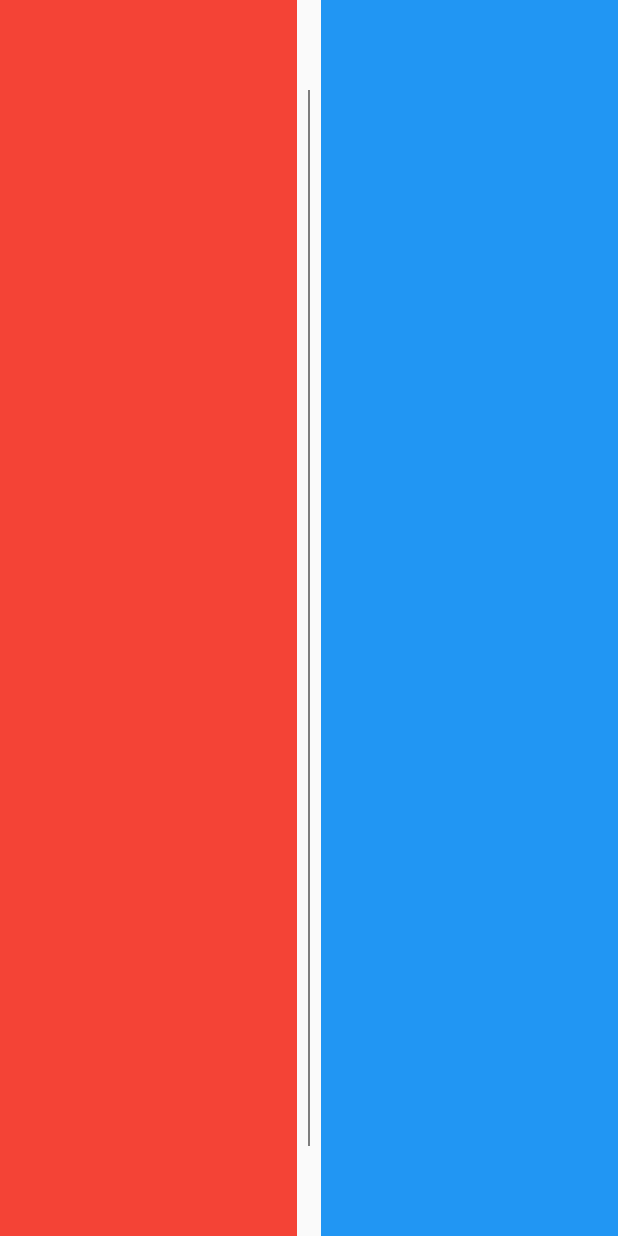
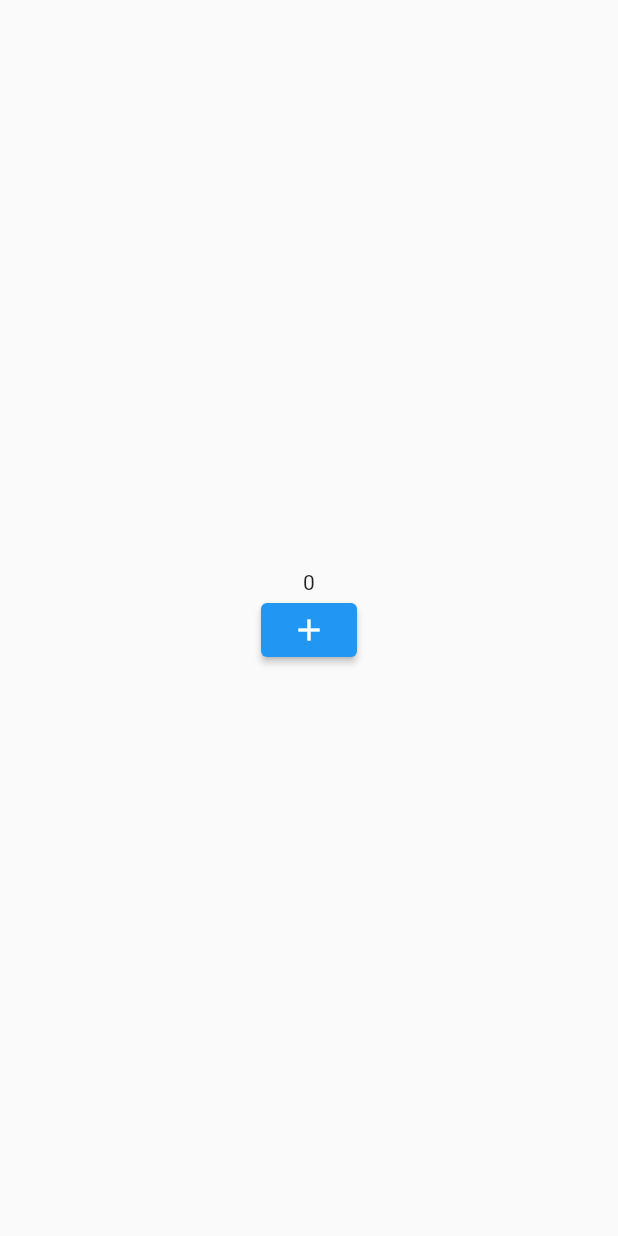
Before and after one commit to swilam202/every-flutter-widget, a Flutter app: the screen it shows after launch, on a phone screen of 412 x 824 dp. Run offline on Flutter 3.47's test engine with Material 2 defaults, Android fonts, the phone set to English and light mode, and no system bars.

Commit message:
value listenable builder

```diff
--- a/lib/main.dart
+++ b/lib/main.dart
@@ -1,7 +1,8 @@
-import 'package:everyflutterwidget/widgets/will%20pop%20scope.dart';
 import 'package:flutter/material.dart';
 
+import 'widgets/will pop scope.dart';
 import 'widgets/divider.dart';
+import 'widgets/value listenable builder.dart';
 import 'widgets/vertical divider.dart';
 import 'widgets/visibility.dart';
 
@@ -15,7 +16,7 @@ class MyApp extends StatelessWidget {
   @override
   Widget build(BuildContext context) {
     return const MaterialApp(
-      home: VerticalDividerWidget(),
+      home: ValueListenableBuilderWidget(),
     );
   }
 }
--- /dev/null
+++ b/lib/widgets/value listenable builder.dart
@@ -0,0 +1,45 @@
+import 'package:flutter/material.dart';
+
+//*ValueListenableBuilder
+//باختصار دي لو عندك قيمة بتتغير وعايز الفيمة تتحدث علي الشاشة علطول
+//دي زي ال
+//setState
+//بس من غير
+//stateful widget
+
+
+class ValueListenableBuilderWidget extends StatelessWidget {
+  const ValueListenableBuilderWidget({super.key});
+
+  @override
+  Widget build(BuildContext context) {
+
+    //بنعرف المتغير من النوع ده وبنديله النوع بتاعه
+    //بنديله قيمة ابتدائية بصفر
+    ValueNotifier<int> valueNotifier = ValueNotifier(0);
+
+    return Scaffold(
+      body: Center(
+        child: Column(
+          mainAxisAlignment: MainAxisAlignment.center,
+          children: [
+            //هنا بنحط الحاجة الي هتستمع للتغير
+            ValueListenableBuilder(
+              valueListenable: valueNotifier,
+              builder: (context, value, child) {
+                return Text(valueNotifier.value.toString());
+              },
+            ),
+            //هنا كل الي بعمله بزود قيمته بس
+            ElevatedButton(
+              onPressed: () {
+                valueNotifier.value++;
+              },
+              child: const Icon(Icons.add),
+            ),
+          ],
+        ),
+      ),
+    );
+  }
+}
```
